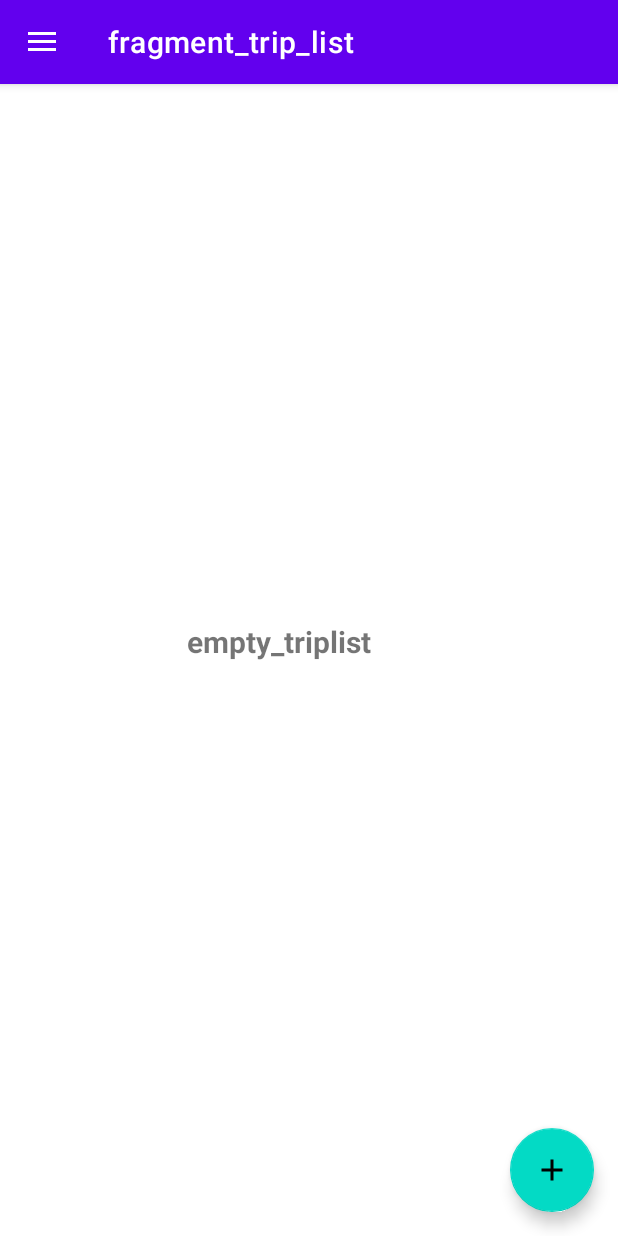
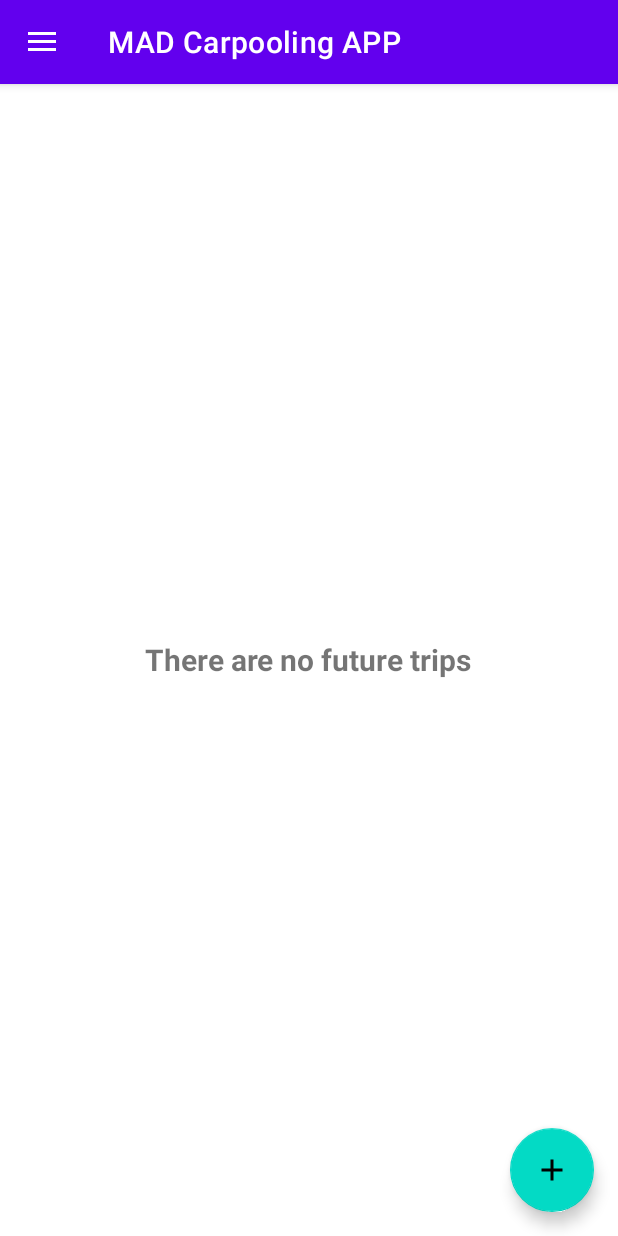
Before and after one commit to JuanPabloLoCoco/car-pooling, an Android app: the screen it shows after launch (MainActivity), on a phone screen of 412 x 824 dp. Run offline under Robolectric (Android 15) with nearby library versions, the phone set to English and light mode, and no system bars; our stand-ins replace navigation-ui.

Commit message:
Fix: Title and message on home screen

```diff
--- a/app/src/main/res/layout/fragment_trip_list.xml
+++ b/app/src/main/res/layout/fragment_trip_list.xml
@@ -16,11 +16,11 @@
 
     <TextView
         android:id="@+id/empty_triplist"
-        android:layout_width="162dp"
-        android:layout_height="51dp"
+        android:layout_width="wrap_content"
+        android:layout_height="wrap_content"
         android:layout_gravity="center"
         android:textStyle="bold"
-        android:text="empty_triplist"
+        android:text="@string/noFutureTrips"
         android:textSize="20dp" />
 
         <androidx.recyclerview.widget.RecyclerView
--- a/app/src/main/res/navigation/mobile_navigation.xml
+++ b/app/src/main/res/navigation/mobile_navigation.xml
@@ -38,9 +38,8 @@
     <fragment
         android:id="@+id/nav_list_trip"
         android:name="it.polito.mad.car_pooling.TripListFragment"
-        android:label="fragment_trip_list"
+        android:label="@string/CarPoolingApp"
         tools:layout="@layout/fragment_trip_list"
-
         >
         <action
             android:id="@+id/action_nav_list_trip_to_nav_trip"
--- a/app/src/main/res/values/strings.xml
+++ b/app/src/main/res/values/strings.xml
@@ -53,4 +53,9 @@
     <string name="cannotOpenCamera">You cannot open camera</string>
     <string name="problemOpeningCamera">There was a problem while taking the photo</string>
 
+    <string name="noFutureTrips">There are no future trips</string>
+
+    <string name="CarPoolingApp">MAD Carpooling APP</string>
+
+
 </resources>
```
